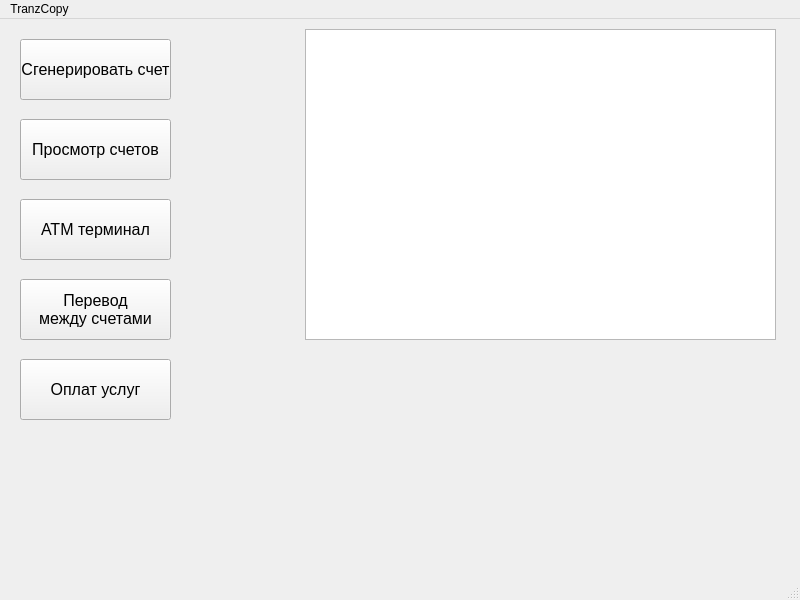
First picture: the form in mainwindow.ui, repository dadelgareev/TranzCopy, before the edit.
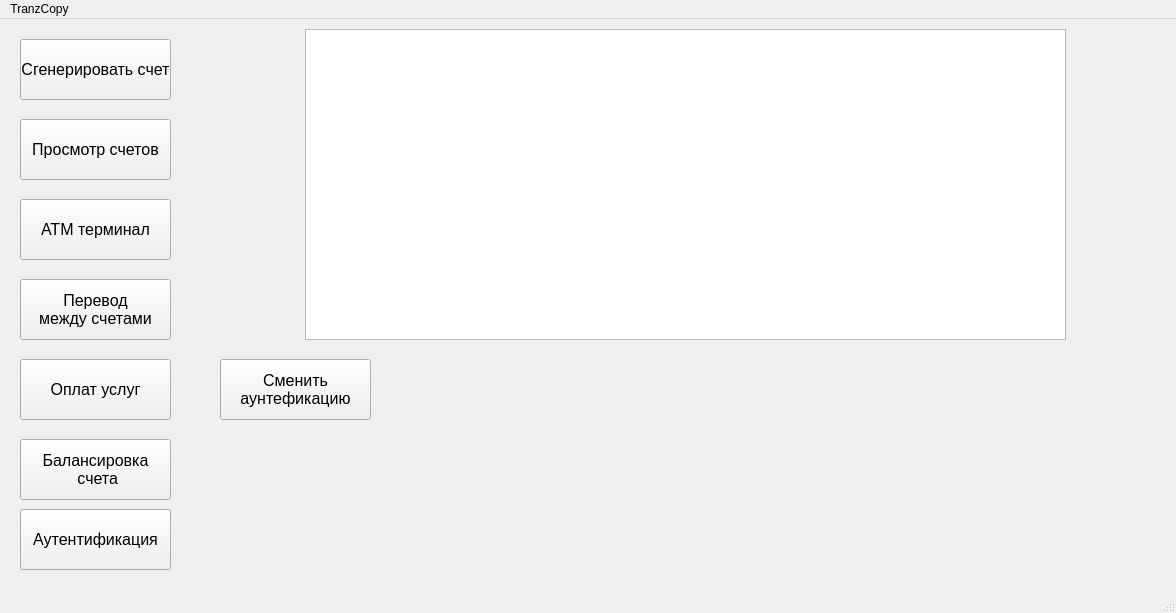
Second picture: the form after the edit.

Diff of the .ui file:
```diff
--- a/mainwindow.ui
+++ b/mainwindow.ui
@@ -6,8 +6,8 @@
    <rect>
     <x>0</x>
     <y>0</y>
-    <width>800</width>
-    <height>600</height>
+    <width>1176</width>
+    <height>613</height>
    </rect>
   </property>
   <property name="windowTitle">
@@ -55,7 +55,7 @@
      <rect>
       <x>305</x>
       <y>10</y>
-      <width>471</width>
+      <width>761</width>
       <height>311</height>
      </rect>
     </property>
@@ -115,6 +115,62 @@
      <string>Оплат услуг</string>
     </property>
    </widget>
+   <widget class="QPushButton" name="balancedAccountButton">
+    <property name="geometry">
+     <rect>
+      <x>20</x>
+      <y>420</y>
+      <width>151</width>
+      <height>61</height>
+     </rect>
+    </property>
+    <property name="font">
+     <font>
+      <pointsize>12</pointsize>
+     </font>
+    </property>
+    <property name="text">
+     <string>Балансировка
+ счета</string>
+    </property>
+   </widget>
+   <widget class="QPushButton" name="authButton">
+    <property name="geometry">
+     <rect>
+      <x>20</x>
+      <y>490</y>
+      <width>151</width>
+      <height>61</height>
+     </rect>
+    </property>
+    <property name="font">
+     <font>
+      <pointsize>12</pointsize>
+     </font>
+    </property>
+    <property name="text">
+     <string>Аутентификация</string>
+    </property>
+   </widget>
+   <widget class="QPushButton" name="changeAuthButton">
+    <property name="geometry">
+     <rect>
+      <x>220</x>
+      <y>340</y>
+      <width>151</width>
+      <height>61</height>
+     </rect>
+    </property>
+    <property name="font">
+     <font>
+      <pointsize>12</pointsize>
+     </font>
+    </property>
+    <property name="text">
+     <string>Сменить
+аунтефикацию</string>
+    </property>
+   </widget>
   </widget>
   <widget class="QStatusBar" name="statusbar"/>
   <widget class="QMenuBar" name="menubar">
@@ -122,7 +178,7 @@
     <rect>
      <x>0</x>
      <y>0</y>
-     <width>800</width>
+     <width>1176</width>
      <height>21</height>
     </rect>
    </property>
```
